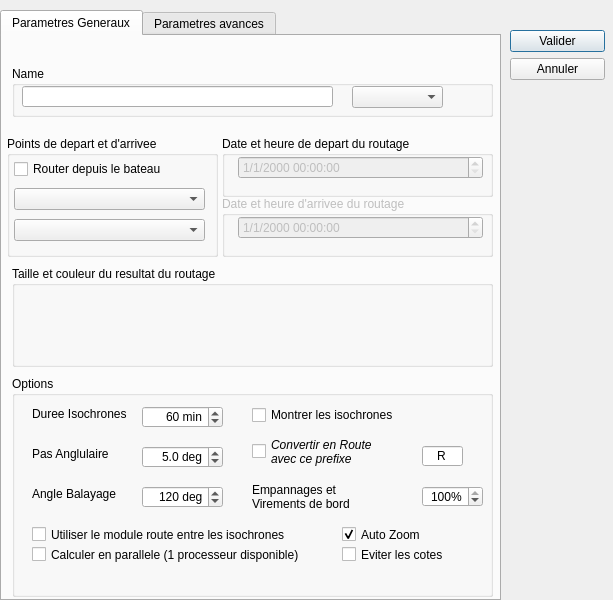
Qt form src/Ui/Routage_Editor.ui (nohal/qtVlm) before a commit.
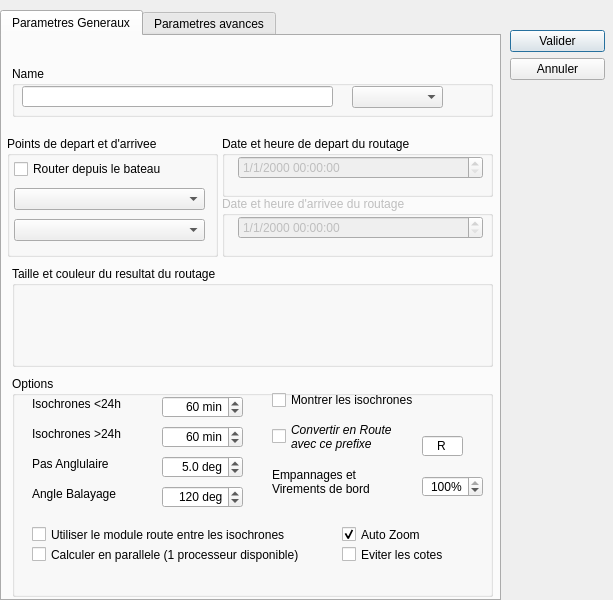
The same form after that commit.

Commit message: Add an option to be able to have different timeStep for the same routage (less/more 24h)

```diff
--- a/src/Ui/Routage_Editor.ui
+++ b/src/Ui/Routage_Editor.ui
@@ -157,21 +157,21 @@
        <property name="geometry">
         <rect>
          <x>20</x>
-         <y>30</y>
-         <width>101</width>
+         <y>50</y>
+         <width>131</width>
          <height>16</height>
         </rect>
        </property>
        <property name="text">
-        <string>Duree Isochrones</string>
+        <string>Isochrones &gt;24h</string>
        </property>
       </widget>
       <widget class="QLabel" name="label_2">
        <property name="geometry">
         <rect>
          <x>20</x>
-         <y>70</y>
-         <width>91</width>
+         <y>80</y>
+         <width>121</width>
          <height>16</height>
         </rect>
        </property>
@@ -184,7 +184,7 @@
         <rect>
          <x>20</x>
          <y>110</y>
-         <width>91</width>
+         <width>121</width>
          <height>16</height>
         </rect>
        </property>
@@ -195,8 +195,8 @@
       <widget class="QSpinBox" name="duree">
        <property name="geometry">
         <rect>
-         <x>130</x>
-         <y>30</y>
+         <x>150</x>
+         <y>50</y>
          <width>81</width>
          <height>22</height>
         </rect>
@@ -226,7 +226,7 @@
       <widget class="QSpinBox" name="range">
        <property name="geometry">
         <rect>
-         <x>130</x>
+         <x>150</x>
          <y>110</y>
          <width>81</width>
          <height>22</height>
@@ -257,8 +257,8 @@
       <widget class="QDoubleSpinBox" name="step">
        <property name="geometry">
         <rect>
-         <x>130</x>
-         <y>70</y>
+         <x>150</x>
+         <y>80</y>
          <width>81</width>
          <height>22</height>
         </rect>
@@ -288,8 +288,8 @@
       <widget class="QCheckBox" name="showIso">
        <property name="geometry">
         <rect>
-         <x>240</x>
-         <y>30</y>
+         <x>260</x>
+         <y>15</y>
          <width>201</width>
          <height>18</height>
         </rect>
@@ -301,8 +301,8 @@
       <widget class="QCheckBox" name="convRoute">
        <property name="geometry">
         <rect>
-         <x>240</x>
-         <y>60</y>
+         <x>260</x>
+         <y>45</y>
          <width>141</width>
          <height>31</height>
         </rect>
@@ -365,7 +365,7 @@
        <property name="geometry">
         <rect>
          <x>410</x>
-         <y>70</y>
+         <y>60</y>
          <width>41</width>
          <height>20</height>
         </rect>
@@ -403,7 +403,7 @@
        <property name="geometry">
         <rect>
          <x>410</x>
-         <y>110</y>
+         <y>100</y>
          <width>61</width>
          <height>21</height>
         </rect>
@@ -433,9 +433,9 @@
       <widget class="QLabel" name="labelTackGybe">
        <property name="geometry">
         <rect>
-         <x>240</x>
-         <y>105</y>
-         <width>171</width>
+         <x>260</x>
+         <y>90</y>
+         <width>141</width>
          <height>31</height>
         </rect>
        </property>
@@ -450,6 +450,50 @@
 Virements de bord</string>
        </property>
       </widget>
+      <widget class="QLabel" name="label_11">
+       <property name="geometry">
+        <rect>
+         <x>20</x>
+         <y>20</y>
+         <width>131</width>
+         <height>16</height>
+        </rect>
+       </property>
+       <property name="text">
+        <string>Isochrones &lt;24h</string>
+       </property>
+      </widget>
+      <widget class="QSpinBox" name="dureeLess24">
+       <property name="geometry">
+        <rect>
+         <x>150</x>
+         <y>20</y>
+         <width>81</width>
+         <height>22</height>
+        </rect>
+       </property>
+       <property name="alignment">
+        <set>Qt::AlignRight|Qt::AlignTrailing|Qt::AlignVCenter</set>
+       </property>
+       <property name="suffix">
+        <string extracomment="min"> min</string>
+       </property>
+       <property name="prefix">
+        <string/>
+       </property>
+       <property name="minimum">
+        <number>10</number>
+       </property>
+       <property name="maximum">
+        <number>600</number>
+       </property>
+       <property name="singleStep">
+        <number>5</number>
+       </property>
+       <property name="value">
+        <number>60</number>
+       </property>
+      </widget>
      </widget>
      <widget class="QGroupBox" name="groupBox_eta">
       <property name="enabled">
```
Left out of the diff: 5 changed lines with no effect on the pictures. The commit also changes 4 other files.
